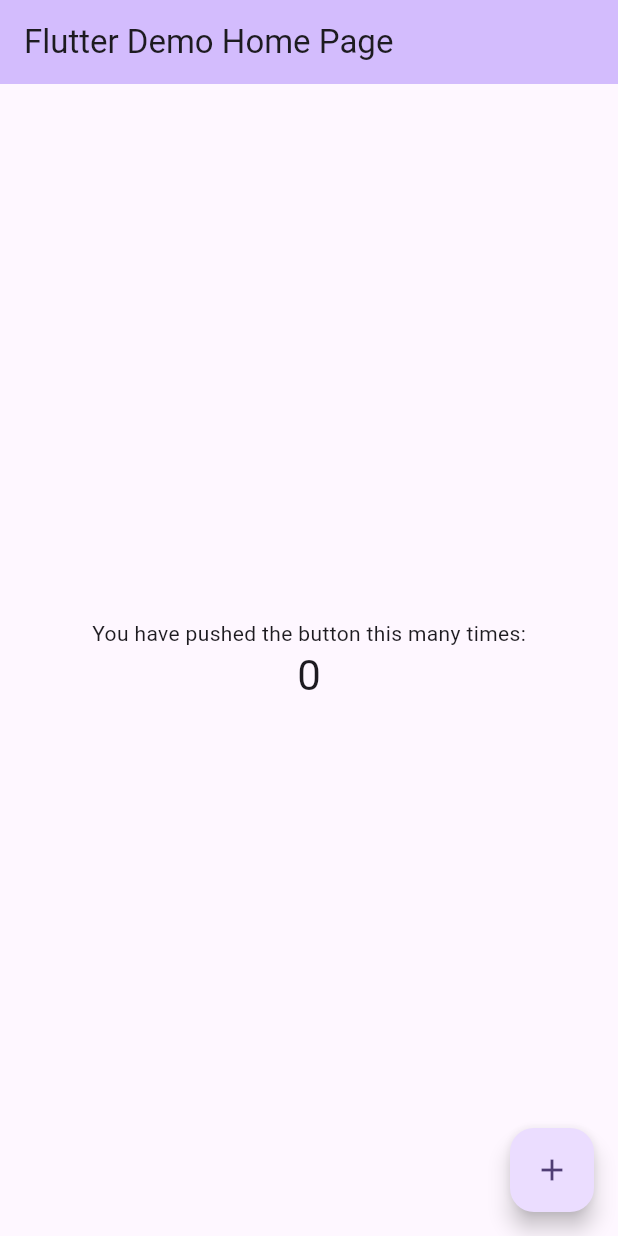
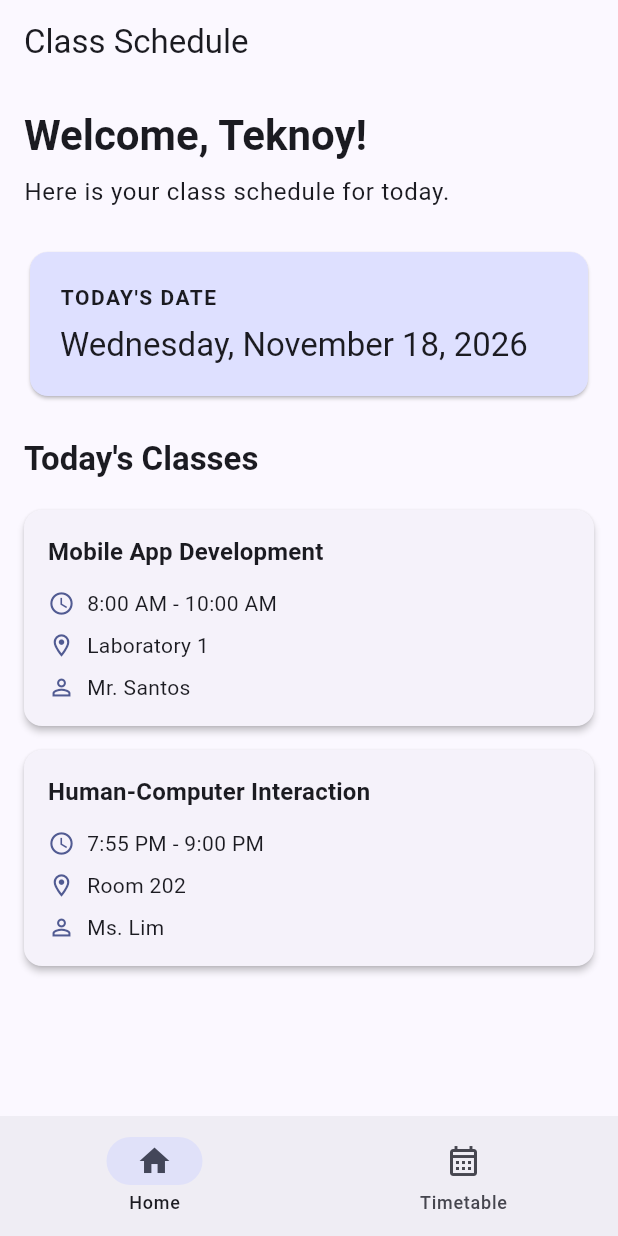
Before and after one commit to jenicaamoguis/CSIT284-Capstone-Amoguis, a Flutter app: the screen it shows after launch, on a phone screen of 412 x 824 dp. Run offline on Flutter 3.47's test engine with Material 3 defaults, Android fonts, the phone set to English and light mode, and no system bars.

Commit message:
Implement initial schedule navigation and display

```diff
--- a/capstone_amoguis/lib/data/schedule_data.dart
+++ b/capstone_amoguis/lib/data/schedule_data.dart
@@ -0,0 +1,113 @@
+import '../models/class_schedule.dart';
+
+const sampleSchedules = <ClassSchedule>[
+  // MONDAY
+  ClassSchedule(
+    subject: 'Mobile App Development',
+    instructor: 'Mr. Santos',
+    room: 'NGE101',
+    dayOfWeek: DateTime.monday,
+    startTime: '7:30 AM',
+    endTime: '10:30 AM',
+    startHour: 7,
+    startMinute: 30,
+  ),
+  ClassSchedule(
+    subject: 'Database Management',
+    instructor: 'Ms. Reyes',
+    room: 'NGE204',
+    dayOfWeek: DateTime.monday,
+    startTime: '1:00 PM',
+    endTime: '3:00 PM',
+    startHour: 13,
+    startMinute: 0,
+  ),
+
+  // TUESDAY
+  ClassSchedule(
+    subject: 'Computer Networking',
+    instructor: 'Mr. Garcia',
+    room: 'Laboratory 2',
+    dayOfWeek: DateTime.tuesday,
+    startTime: '9:00 AM',
+    endTime: '11:00 AM',
+    startHour: 9,
+    startMinute: 0,
+  ),
+  ClassSchedule(
+    subject: 'Web Systems',
+    instructor: 'Ms. Cruz',
+    room: 'Room 305',
+    dayOfWeek: DateTime.tuesday,
+    startTime: '1:00 PM',
+    endTime: '3:00 PM',
+    startHour: 13,
+    startMinute: 0,
+  ),
+
+  // WEDNESDAY
+  ClassSchedule(
+    subject: 'Mobile App Development',
+    instructor: 'Mr. Santos',
+    room: 'Laboratory 1',
+    dayOfWeek: DateTime.wednesday,
+    startTime: '8:00 AM',
+    endTime: '10:00 AM',
+    startHour: 8,
+    startMinute: 0,
+  ),
+  ClassSchedule(
+    subject: 'Human-Computer Interaction',
+    instructor: 'Ms. Lim',
+    room: 'Room 202',
+    dayOfWeek: DateTime.wednesday,
+    startTime: '7:55 PM',
+    endTime: '9:00 PM',
+    startHour: 19,
+    startMinute: 55,
+  ),
+
+  // THURSDAY
+  ClassSchedule(
+    subject: 'Database Management',
+    instructor: 'Ms. Reyes',
+    room: 'Room 204',
+    dayOfWeek: DateTime.thursday,
+    startTime: '9:00 AM',
+    endTime: '11:00 AM',
+    startHour: 9,
+    startMinute: 0,
+  ),
+  ClassSchedule(
+    subject: 'Computer Networking',
+    instructor: 'Mr. Garcia',
+    room: 'Laboratory 2',
+    dayOfWeek: DateTime.thursday,
+    startTime: '1:00 PM',
+    endTime: '3:00 PM',
+    startHour: 13,
+    startMinute: 0,
+  ),
+
+  // FRIDAY
+  ClassSchedule(
+    subject: 'Web Systems',
+    instructor: 'Ms. Cruz',
+    room: 'Room 305',
+    dayOfWeek: DateTime.friday,
+    startTime: '8:00 AM',
+    endTime: '10:00 AM',
+    startHour: 8,
+    startMinute: 0,
+  ),
+  ClassSchedule(
+    subject: 'Project Development',
+    instructor: 'Mr. Dela Cruz',
+    room: 'Room 201',
+    dayOfWeek: DateTime.friday,
+    startTime: '1:00 PM',
+    endTime: '3:00 PM',
+    startHour: 13,
+    startMinute: 0,
+  ),
+];
--- a/capstone_amoguis/lib/main.dart
+++ b/capstone_amoguis/lib/main.dart
@@ -1,121 +1,75 @@
 import 'package:flutter/material.dart';
 
+import 'screens/home_screen.dart';
+import 'screens/timetable_screen.dart';
+
 void main() {
-  runApp(const MyApp());
+  runApp(const ClassScheduleApp());
 }
 
-class MyApp extends StatelessWidget {
-  const MyApp({super.key});
+class ClassScheduleApp extends StatelessWidget {
+  const ClassScheduleApp({super.key});
 
-  // This widget is the root of your application.
   @override
   Widget build(BuildContext context) {
     return MaterialApp(
-      title: 'Flutter Demo',
+      debugShowCheckedModeBanner: false,
+      title: 'X7 Class Schedule',
       theme: ThemeData(
-        // This is the theme of your application.
-        //
-        // TRY THIS: Try running your application with "flutter run". You'll see
-        // the application has a purple toolbar. Then, without quitting the app,
-        // try changing the seedColor in the colorScheme below to Colors.green
-        // and then invoke "hot reload" (save your changes or press the "hot
-        // reload" button in a Flutter-supported IDE, or press "r" if you used
-        // the command line to start the app).
-        //
-        // Notice that the counter didn't reset back to zero; the application
-        // state is not lost during the reload. To reset the state, use hot
-        // restart instead.
-        //
-        // This works for code too, not just values: Most code changes can be
-        // tested with just a hot reload.
-        colorScheme: .fromSeed(seedColor: Colors.deepPurple),
+        useMaterial3: true,
+        colorScheme: ColorScheme.fromSeed(
+          seedColor: Colors.indigo,
+        ),
+        appBarTheme: const AppBarTheme(
+          centerTitle: false,
+        ),
       ),
-      home: const MyHomePage(title: 'Flutter Demo Home Page'),
+      home: const MainNavigation(),
     );
   }
 }
 
-class MyHomePage extends StatefulWidget {
-  const MyHomePage({super.key, required this.title});
-
-  // This widget is the home page of your application. It is stateful, meaning
-  // that it has a State object (defined below) that contains fields that affect
-  // how it looks.
-
-  // This class is the configuration for the state. It holds the values (in this
-  // case the title) provided by the parent (in this case the App widget) and
-  // used by the build method of the State. Fields in a Widget subclass are
-  // always marked "final".
-
-  final String title;
+class MainNavigation extends StatefulWidget {
+  const MainNavigation({super.key});
 
   @override
-  State<MyHomePage> createState() => _MyHomePageState();
+  State<MainNavigation> createState() => _MainNavigationState();
 }
 
-class _MyHomePageState extends State<MyHomePage> {
-  int _counter = 0;
+class _MainNavigationState extends State<MainNavigation> {
+  int selectedIndex = 0;
 
-  void _incrementCounter() {
-    setState(() {
-      // This call to setState tells the Flutter framework that something has
-      // changed in this State, which causes it to rerun the build method below
-      // so that the display can reflect the updated values. If we changed
-      // _counter without calling setState(), then the build method would not be
-      // called again, and so nothing would appear to happen.
-      _counter++;
-    });
-  }
+  final List<Widget> screens = const [
+    HomeScreen(),
+    TimetableScreen(),
+  ];
 
   @override
   Widget build(BuildContext context) {
-    // This method is rerun every time setState is called, for instance as done
-    // by the _incrementCounter method above.
-    //
-    // The Flutter framework has been optimized to make rerunning build methods
-    // fast, so that you can just rebuild anything that needs updating rather
-    // than having to individually change instances of widgets.
     return Scaffold(
-      appBar: AppBar(
-        // TRY THIS: Try changing the color here to a specific color (to
-        // Colors.amber, perhaps?) and trigger a hot reload to see the AppBar
-        // change color while the other colors stay the same.
-        backgroundColor: Theme.of(context).colorScheme.inversePrimary,
-        // Here we take the value from the MyHomePage object that was created by
-        // the App.build method, and use it to set our appbar title.
-        title: Text(widget.title),
+      body: IndexedStack(
+        index: selectedIndex,
+        children: screens,
       ),
-      body: Center(
-        // Center is a layout widget. It takes a single child and positions it
-        // in the middle of the parent.
-        child: Column(
-          // Column is also a layout widget. It takes a list of children and
-          // arranges them vertically. By default, it sizes itself to fit its
-          // children horizontally, and tries to be as tall as its parent.
-          //
-          // Column has various properties to control how it sizes itself and
-          // how it positions its children. Here we use mainAxisAlignment to
-          // center the children vertically; the main axis here is the vertical
-          // axis because Columns are vertical (the cross axis would be
-          // horizontal).
-          //
-          // TRY THIS: Invoke "debug painting" (choose the "Toggle Debug Paint"
-          // action in the IDE, or press "p" in the console), to see the
-          // wireframe for each widget.
-          mainAxisAlignment: .center,
-          children: [
-            const Text('You have pushed the button this many times:'),
-            Text(
-              '$_counter',
-              style: Theme.of(context).textTheme.headlineMedium,
-            ),
-          ],
-        ),
-      ),
-      floatingActionButton: FloatingActionButton(
-        onPressed: _incrementCounter,
-        tooltip: 'Increment',
-        child: const Icon(Icons.add),
+      bottomNavigationBar: NavigationBar(
+        selectedIndex: selectedIndex,
+        onDestinationSelected: (index) {
+          setState(() {
+            selectedIndex = index;
+          });
+        },
+        destinations: const [
+          NavigationDestination(
+            icon: Icon(Icons.home_outlined),
+            selectedIcon: Icon(Icons.home),
+            label: 'Home',
+          ),
+          NavigationDestination(
+            icon: Icon(Icons.calendar_month_outlined),
+            selectedIcon: Icon(Icons.calendar_month),
+            label: 'Timetable',
+          ),
+        ],
       ),
     );
   }
--- a/capstone_amoguis/lib/models/class_schedule.dart
+++ b/capstone_amoguis/lib/models/class_schedule.dart
@@ -0,0 +1,23 @@
+class ClassSchedule {
+  final String subject;
+  final String instructor;
+  final String room;
+  final int dayOfWeek;
+  final String startTime;
+  final String endTime;
+  final int startHour;
+  final int startMinute;
+
+  const ClassSchedule({
+    required this.subject,
+    required this.instructor,
+    required this.room,
+    required this.dayOfWeek,
+    required this.startTime,
+    required this.endTime,
+    required this.startHour,
+    required this.startMinute,
+  });
+
+  int get startMinutes => startHour * 60 + startMinute;
+}
--- a/capstone_amoguis/lib/screens/home_screen.dart
+++ b/capstone_amoguis/lib/screens/home_screen.dart
@@ -0,0 +1,140 @@
+import 'package:flutter/material.dart';
+import '../data/schedule_data.dart';
+import '../widgets/class_card.dart';
+
+class HomeScreen extends StatelessWidget {
+  const HomeScreen({super.key});
+
+  @override
+  Widget build(BuildContext context) {
+    final today = DateTime.now();
+    final todaySchedules = sampleSchedules
+        .where((schedule) => schedule.dayOfWeek == today.weekday)
+        .toList()
+      ..sort((a, b) => a.startMinutes.compareTo(b.startMinutes));
+
+    final isWide = MediaQuery.sizeOf(context).width >= 600;
+
+    return Scaffold(
+      appBar: AppBar(
+        title: const Text('Class Schedule'),
+        centerTitle: false,
+      ),
+      body: SafeArea(
+        child: Center(
+          child: ConstrainedBox(
+            constraints: const BoxConstraints(maxWidth: 750),
+            child: ListView(
+              padding: EdgeInsets.all(isWide ? 28 : 16),
+              children: [
+                Text(
+                  'Welcome, Teknoy!',
+                  style: Theme.of(context).textTheme.headlineMedium?.copyWith(
+                        fontWeight: FontWeight.bold,
+                      ),
+                ),
+
+                const SizedBox(height: 8),
+
+                Text(
+                  'Here is your class schedule for today.',
+                  style: Theme.of(context).textTheme.bodyLarge,
+                ),
+
+                const SizedBox(height: 24),
+
+                Card(
+                  color: Theme.of(context).colorScheme.primaryContainer,
+                  child: Padding(
+                    padding: const EdgeInsets.all(20),
+                    child: Column(
+                      crossAxisAlignment: CrossAxisAlignment.start,
+                      children: [
+                        const Text(
+                          "TODAY'S DATE",
+                          style: TextStyle(
+                            fontWeight: FontWeight.bold,
+                            letterSpacing: 1,
+                          ),
+                        ),
+                        const SizedBox(height: 8),
+                        Text(
+                          '${_weekdayName(today.weekday)}, '
+                          '${_monthName(today.month)} ${today.day}, ${today.year}',
+                          style: Theme.of(context).textTheme.titleLarge,
+                        ),
+                      ],
+                    ),
+                  ),
+                ),
+
+                const SizedBox(height: 24),
+
+                Text(
+                  "Today's Classes",
+                  style: Theme.of(context).textTheme.titleLarge?.copyWith(
+                        fontWeight: FontWeight.bold,
+                      ),
+                ),
+
+                const SizedBox(height: 12),
+
+                if (todaySchedules.isEmpty)
+                  const Card(
+                    child: Padding(
+                      padding: EdgeInsets.all(24),
+                      child: Column(
+                        children: [
+                          Icon(Icons.event_available, size: 48),
+                          SizedBox(height: 12),
+                          Text(
+                            'No classes scheduled for today.',
+                            textAlign: TextAlign.center,
+                          ),
+                        ],
+                      ),
+                    ),
+                  )
+                else
+                  ...todaySchedules.map(
+                    (schedule) => ClassCard(schedule: schedule),
+                  ),
+              ],
+            ),
+          ),
+        ),
+      ),
+    );
+  }
+
+  String _weekdayName(int day) {
+    const days = [
+      'Monday',
+      'Tuesday',
+      'Wednesday',
+      'Thursday',
+      'Friday',
+      'Saturday',
+      'Sunday',
+    ];
+    return days[day - 1];
+  }
+
+  String _monthName(int month) {
+    const months = [
+      'January',
+      'February',
+      'March',
+      'April',
+      'May',
+      'June',
+      'July',
+      'August',
+      'September',
+      'October',
+      'November',
+      'December',
+    ];
+    return months[month - 1];
+  }
+}
--- a/capstone_amoguis/lib/screens/timetable_screen.dart
+++ b/capstone_amoguis/lib/screens/timetable_screen.dart
@@ -0,0 +1,123 @@
+import 'package:flutter/material.dart';
+import '../data/schedule_data.dart';
+import '../widgets/class_card.dart';
+
+class TimetableScreen extends StatefulWidget {
+  const TimetableScreen({super.key});
+
+  @override
+  State<TimetableScreen> createState() => _TimetableScreenState();
+}
+
+class _TimetableScreenState extends State<TimetableScreen> {
+  int selectedDay = DateTime.monday;
+
+  final List<Map<String, dynamic>> weekdays = [
+    {'day': DateTime.monday, 'name': 'Mon'},
+    {'day': DateTime.tuesday, 'name': 'Tue'},
+    {'day': DateTime.wednesday, 'name': 'Wed'},
+    {'day': DateTime.thursday, 'name': 'Thu'},
+    {'day': DateTime.friday, 'name': 'Fri'},
+    {'day': DateTime.saturday, 'name': 'Sat'},
+  ];
+
+  @override
+  Widget build(BuildContext context) {
+    final selectedSchedules = sampleSchedules
+        .where((schedule) => schedule.dayOfWeek == selectedDay)
+        .toList()
+      ..sort((a, b) => a.startMinutes.compareTo(b.startMinutes));
+
+    return Scaffold(
+      appBar: AppBar(
+        title: const Text('Weekly Timetable'),
+      ),
+      body: SafeArea(
+        child: Center(
+          child: ConstrainedBox(
+            constraints: const BoxConstraints(maxWidth: 750),
+            child: ListView(
+              padding: const EdgeInsets.all(16),
+              children: [
+                Text(
+                  'Your Weekly Classes',
+                  style: Theme.of(context).textTheme.headlineSmall?.copyWith(
+                        fontWeight: FontWeight.bold,
+                      ),
+                ),
+
+                const SizedBox(height: 8),
+
+                const Text(
+                  'Select a day to view your scheduled classes.',
+                ),
+
+                const SizedBox(height: 20),
+
+                Wrap(
+                  spacing: 8,
+                  runSpacing: 8,
+                  children: weekdays.map((weekday) {
+                    final day = weekday['day'] as int;
+                    final name = weekday['name'] as String;
+
+                    return ChoiceChip(
+                      label: Text(name),
+                      selected: selectedDay == day,
+                      onSelected: (selected) {
+                        if (selected) {
+                          setState(() {
+                            selectedDay = day;
+                          });
+                        }
+                      },
+                    );
+                  }).toList(),
+                ),
+
+                const SizedBox(height: 24),
+
+                Text(
+                  _fullDayName(selectedDay),
+                  style: Theme.of(context).textTheme.titleLarge?.copyWith(
+                        fontWeight: FontWeight.bold,
+                      ),
+                ),
+
+                const SizedBox(height: 12),
+
+                if (selectedSchedules.isEmpty)
+                  const Card(
+                    child: Padding(
+                      padding: EdgeInsets.all(24),
+                      child: Center(
+                        child: Text('No classes scheduled for this day.'),
+                      ),
+                    ),
+                  )
+                else
+                  ...selectedSchedules.map(
+                    (schedule) => ClassCard(schedule: schedule),
+                  ),
+              ],
+            ),
+          ),
+        ),
+      ),
+    );
+  }
+
+  String _fullDayName(int day) {
+    const days = [
+      'Monday',
+      'Tuesday',
+      'Wednesday',
+      'Thursday',
+      'Friday',
+      'Saturday',
+      'Sunday',
+    ];
+
+    return days[day - 1];
+  }
+}
--- a/capstone_amoguis/lib/widgets/class_card.dart
+++ b/capstone_amoguis/lib/widgets/class_card.dart
@@ -0,0 +1,78 @@
+import 'package:flutter/material.dart';
+import '../models/class_schedule.dart';
+
+class ClassCard extends StatelessWidget {
+  final ClassSchedule schedule;
+
+  const ClassCard({
+    super.key,
+    required this.schedule,
+  });
+
+  @override
+  Widget build(BuildContext context) {
+    final colorScheme = Theme.of(context).colorScheme;
+
+    return Card(
+      margin: const EdgeInsets.symmetric(vertical: 8),
+      elevation: 2,
+      child: Padding(
+        padding: const EdgeInsets.all(16),
+        child: Column(
+          crossAxisAlignment: CrossAxisAlignment.start,
+          children: [
+            Text(
+              schedule.subject,
+              style: Theme.of(context).textTheme.titleMedium?.copyWith(
+                    fontWeight: FontWeight.bold,
+                  ),
+            ),
+            const SizedBox(height: 12),
+
+            Row(
+              children: [
+                Icon(
+                  Icons.access_time,
+                  size: 18,
+                  color: colorScheme.primary,
+                ),
+                const SizedBox(width: 8),
+                Text('${schedule.startTime} - ${schedule.endTime}'),
+              ],
+            ),
+
+            const SizedBox(height: 8),
+
+            Row(
+              children: [
+                Icon(
+                  Icons.location_on_outlined,
+                  size: 18,
+                  color: colorScheme.primary,
+                ),
+                const SizedBox(width: 8),
+                Text(schedule.room),
+              ],
+            ),
+
+            const SizedBox(height: 8),
+
+            Row(
+              children: [
+                Icon(
+                  Icons.person_outline,
+                  size: 18,
+                  color: colorScheme.primary,
+                ),
+                const SizedBox(width: 8),
+                Expanded(
+                  child: Text(schedule.instructor),
+                ),
+              ],
+            ),
+          ],
+        ),
+      ),
+    );
+  }
+}
--- a/capstone_amoguis/lib/widgets/navigation_bar.dart
+++ b/capstone_amoguis/lib/widgets/navigation_bar.dart
@@ -0,0 +1,33 @@
+
+import 'package:flutter/material.dart';
+
+class AppNavigationBar extends StatelessWidget {
+  final int selectedIndex;
+  final ValueChanged<int> onDestinationSelected;
+
+  const AppNavigationBar({
+    super.key,
+    required this.selectedIndex,
+    required this.onDestinationSelected,
+  });
+
+  @override
+  Widget build(BuildContext context) {
+    return NavigationBar(
+      selectedIndex: selectedIndex,
+      onDestinationSelected: onDestinationSelected,
+      destinations: const [
+        NavigationDestination(
+          icon: Icon(Icons.home_outlined),
+          selectedIcon: Icon(Icons.home),
+          label: 'Home',
+        ),
+        NavigationDestination(
+          icon: Icon(Icons.calendar_month_outlined),
+          selectedIcon: Icon(Icons.calendar_month),
+          label: 'Timetable',
+        ),
+      ],
+    );
+  }
+}
```
Also changed, not shown: 2 other files.
